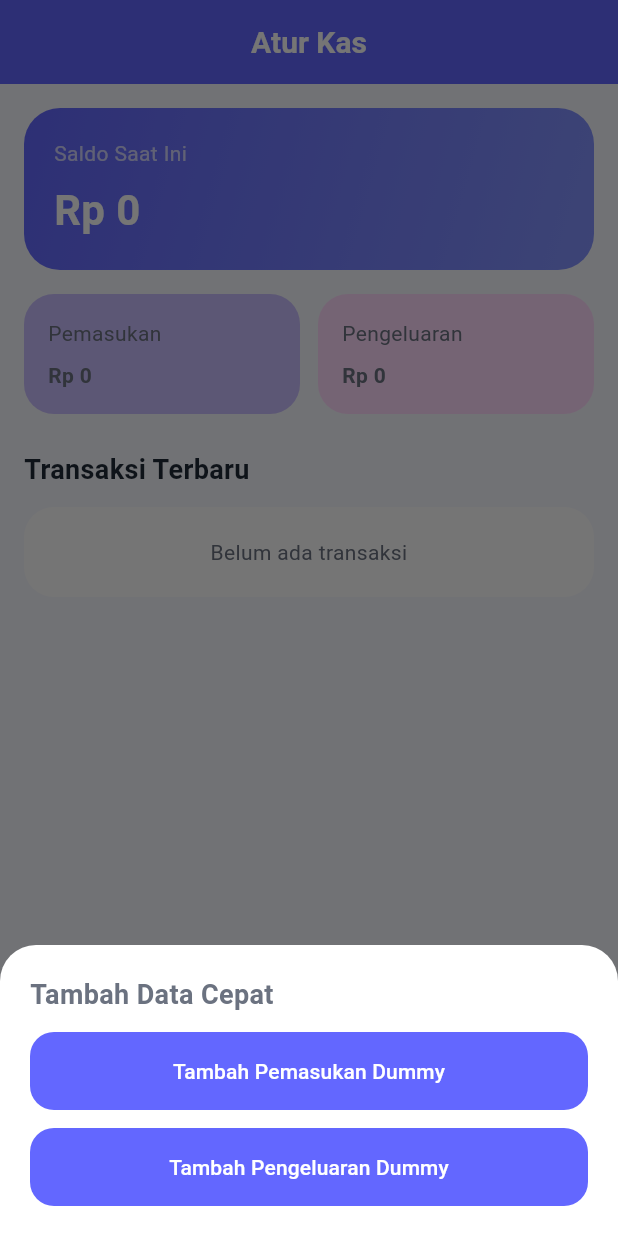
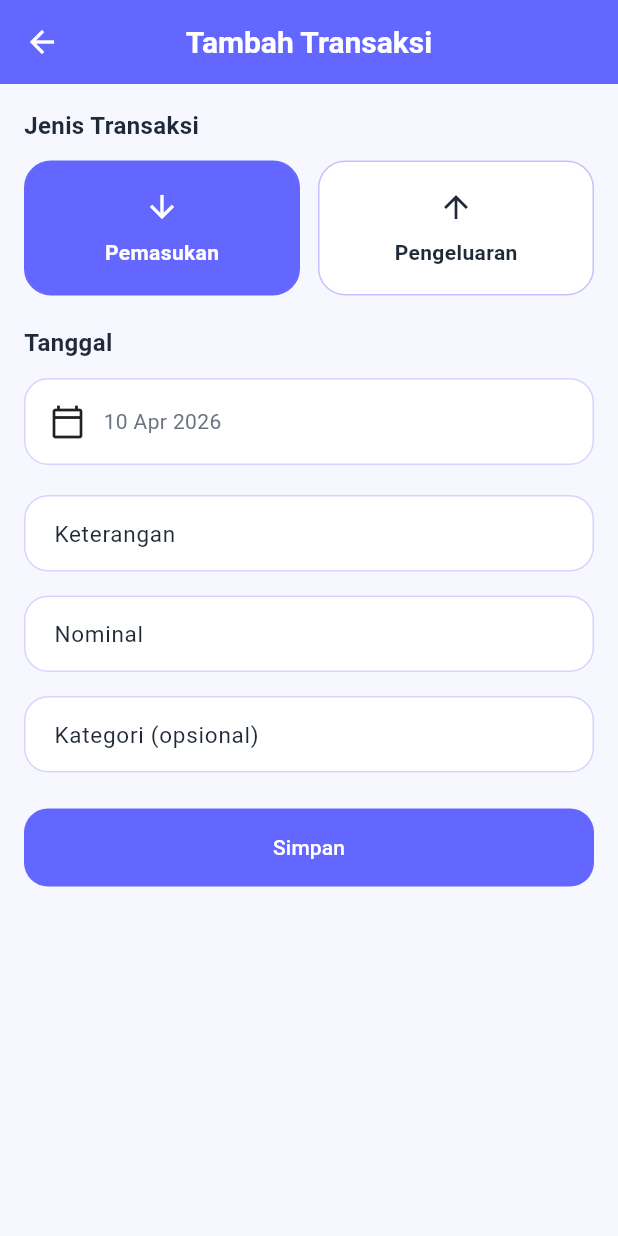
Before and after one commit to Itanurjanah39/atur-kas, a Flutter app: the screen it shows after launch, after a tap on the "add" icon, on a phone screen of 412 x 824 dp. Run offline on Flutter 3.47's test engine with Material 3 defaults, Android fonts, the phone set to English and light mode, and no system bars; our stand-ins replace get, get_storage.

Commit message:
create pemasukan dan pengeluaran

```diff
--- a/lib/main.dart
+++ b/lib/main.dart
@@ -1,6 +1,7 @@
 import 'package:flutter/material.dart';
 import 'package:get/get.dart';
 import 'package:get_storage/get_storage.dart';
+import 'package:intl/date_symbol_data_local.dart';
 
 import 'routes/app_pages.dart';
 import 'shared/themes/app_theme.dart';
@@ -8,6 +9,7 @@ import 'shared/themes/app_theme.dart';
 Future<void> main() async {
   WidgetsFlutterBinding.ensureInitialized();
   await GetStorage.init();
+  await initializeDateFormatting('id_ID', null);
 
   runApp(const MyApp());
 }
--- a/lib/modules/dashboard/views/dashboard_view.dart
+++ b/lib/modules/dashboard/views/dashboard_view.dart
@@ -1,3 +1,4 @@
+import 'package:atur_kas/routes/app_routes.dart';
 import 'package:flutter/material.dart';
 import 'package:get/get.dart';
 
@@ -155,60 +156,10 @@ class DashboardView extends GetView<TransaksiController> {
         );
       }),
       floatingActionButton: FloatingActionButton(
-        onPressed: () async {
-          await _showTambahDummyDialog();
+        onPressed: () {
+          Get.toNamed(AppRoutes.transaksiForm);
         },
         child: const Icon(Icons.add),
-      ),
-    );
-  }
-
-  Future<void> _showTambahDummyDialog() async {
-    await Get.bottomSheet(
-      Container(
-        padding: const EdgeInsets.all(20),
-        decoration: const BoxDecoration(
-          color: Colors.white,
-          borderRadius: BorderRadius.vertical(top: Radius.circular(24)),
-        ),
-        child: SafeArea(
-          top: false,
-          child: Wrap(
-            runSpacing: 12,
-            children: [
-              const Text(
-                'Tambah Data Cepat',
-                style: TextStyle(fontSize: 18, fontWeight: FontWeight.w700),
-              ),
-              ElevatedButton(
-                onPressed: () async {
-                  await controller.tambahTransaksi(
-                    tanggal: DateTime.now(),
-                    keterangan: 'Pemasukan Baru',
-                    nominal: 50000,
-                    tipe: 'pemasukan',
-                    kategori: 'Umum',
-                  );
-                  Get.back();
-                },
-                child: const Text('Tambah Pemasukan Dummy'),
-              ),
-              ElevatedButton(
-                onPressed: () async {
-                  await controller.tambahTransaksi(
-                    tanggal: DateTime.now(),
-                    keterangan: 'Pengeluaran Baru',
-                    nominal: 25000,
-                    tipe: 'pengeluaran',
-                    kategori: 'Belanja',
-                  );
-                  Get.back();
-                },
-                child: const Text('Tambah Pengeluaran Dummy'),
-              ),
-            ],
-          ),
-        ),
       ),
     );
   }
--- a/lib/modules/transaksi/bindings/transaksi_binding.dart
+++ b/lib/modules/transaksi/bindings/transaksi_binding.dart
@@ -1,10 +1,15 @@
 import 'package:get/get.dart';
 
 import '../controllers/transaksi_controller.dart';
+import '../controllers/transaksi_form_controller.dart';
 
 class TransaksiBinding extends Bindings {
   @override
   void dependencies() {
-    Get.lazyPut<TransaksiController>(() => TransaksiController());
+    if (!Get.isRegistered<TransaksiController>()) {
+      Get.lazyPut<TransaksiController>(() => TransaksiController());
+    }
+
+    Get.lazyPut<TransaksiFormController>(() => TransaksiFormController());
   }
 }
--- /dev/null
+++ b/lib/modules/transaksi/controllers/transaksi_form_controller.dart
@@ -0,0 +1,67 @@
+import 'package:flutter/material.dart';
+import 'package:get/get.dart';
+
+class TransaksiFormController extends GetxController {
+  final formKey = GlobalKey<FormState>();
+
+  final keteranganController = TextEditingController();
+  final nominalController = TextEditingController();
+  final kategoriController = TextEditingController();
+
+  final selectedTipe = 'pemasukan'.obs;
+  final selectedTanggal = DateTime.now().obs;
+
+  @override
+  void onClose() {
+    keteranganController.dispose();
+    nominalController.dispose();
+    kategoriController.dispose();
+    super.onClose();
+  }
+
+  void setTipe(String value) {
+    selectedTipe.value = value;
+  }
+
+  void setTanggal(DateTime value) {
+    selectedTanggal.value = value;
+  }
+
+  String? validateKeterangan(String? value) {
+    if (value == null || value.trim().isEmpty) {
+      return 'Keterangan wajib diisi';
+    }
+    return null;
+  }
+
+  String? validateNominal(String? value) {
+    if (value == null || value.trim().isEmpty) {
+      return 'Nominal wajib diisi';
+    }
+
+    final parsed = double.tryParse(
+      value.replaceAll('.', '').replaceAll(',', ''),
+    );
+
+    if (parsed == null || parsed <= 0) {
+      return 'Nominal tidak valid';
+    }
+
+    return null;
+  }
+
+  double parseNominal() {
+    final raw = nominalController.text
+        .replaceAll('.', '')
+        .replaceAll(',', '')
+        .trim();
+
+    return double.parse(raw);
+  }
+
+  String? get kategoriValue {
+    final value = kategoriController.text.trim();
+    if (value.isEmpty) return null;
+    return value;
+  }
+}
--- /dev/null
+++ b/lib/modules/transaksi/views/transaksi_form_view.dart
@@ -0,0 +1,226 @@
+import 'package:flutter/material.dart';
+import 'package:get/get.dart';
+
+import '../../../shared/themes/app_colors.dart';
+import '../../../shared/utils/date_helper.dart';
+import '../controllers/transaksi_controller.dart';
+import '../controllers/transaksi_form_controller.dart';
+
+class TransaksiFormView extends GetView<TransaksiFormController> {
+  const TransaksiFormView({super.key});
+
+  @override
+  Widget build(BuildContext context) {
+    final transaksiController = Get.find<TransaksiController>();
+
+    return Scaffold(
+      appBar: AppBar(title: const Text('Tambah Transaksi')),
+      body: Form(
+        key: controller.formKey,
+        child: ListView(
+          padding: const EdgeInsets.all(16),
+          children: [
+            const Text(
+              'Jenis Transaksi',
+              style: TextStyle(
+                fontSize: 16,
+                fontWeight: FontWeight.w600,
+                color: AppColors.black,
+              ),
+            ),
+            const SizedBox(height: 12),
+            Obx(
+              () => Row(
+                children: [
+                  Expanded(
+                    child: _TipeCard(
+                      title: 'Pemasukan',
+                      icon: Icons.arrow_downward,
+                      isSelected: controller.selectedTipe.value == 'pemasukan',
+                      onTap: () => controller.setTipe('pemasukan'),
+                    ),
+                  ),
+                  const SizedBox(width: 12),
+                  Expanded(
+                    child: _TipeCard(
+                      title: 'Pengeluaran',
+                      icon: Icons.arrow_upward,
+                      isSelected:
+                          controller.selectedTipe.value == 'pengeluaran',
+                      onTap: () => controller.setTipe('pengeluaran'),
+                    ),
+                  ),
+                ],
+              ),
+            ),
+            const SizedBox(height: 20),
+            const Text(
+              'Tanggal',
+              style: TextStyle(
+                fontSize: 16,
+                fontWeight: FontWeight.w600,
+                color: AppColors.black,
+              ),
+            ),
+            const SizedBox(height: 12),
+            Obx(
+              () => InkWell(
+                onTap: () async {
+                  final picked = await showDatePicker(
+                    context: context,
+                    initialDate: controller.selectedTanggal.value,
+                    firstDate: DateTime(2020),
+                    lastDate: DateTime(2100),
+                  );
+
+                  if (picked != null) {
+                    controller.setTanggal(picked);
+                  }
+                },
+                borderRadius: BorderRadius.circular(16),
+                child: Container(
+                  padding: const EdgeInsets.symmetric(
+                    horizontal: 16,
+                    vertical: 16,
+                  ),
+                  decoration: BoxDecoration(
+                    color: Colors.white,
+                    borderRadius: BorderRadius.circular(16),
+                    border: Border.all(
+                      color: AppColors.tertiary.withValues(alpha: 0.7),
+                    ),
+                  ),
+                  child: Row(
+                    children: [
+                      const Icon(Icons.calendar_today_outlined),
+                      const SizedBox(width: 12),
+                      Text(
+                        DateHelper.formatTanggal(
+                          controller.selectedTanggal.value,
+                        ),
+                      ),
+                    ],
+                  ),
+                ),
+              ),
+            ),
+            const SizedBox(height: 20),
+            TextFormField(
+              controller: controller.keteranganController,
+              validator: controller.validateKeterangan,
+              textInputAction: TextInputAction.next,
+              decoration: const InputDecoration(
+                labelText: 'Keterangan',
+                hintText: 'Contoh: Gaji bulanan',
+              ),
+            ),
+            const SizedBox(height: 16),
+            TextFormField(
+              controller: controller.nominalController,
+              validator: controller.validateNominal,
+              keyboardType: TextInputType.number,
+              textInputAction: TextInputAction.next,
+              decoration: const InputDecoration(
+                labelText: 'Nominal',
+                hintText: 'Contoh: 50000',
+              ),
+            ),
+            const SizedBox(height: 16),
+            Obx(
+              () => TextFormField(
+                controller: controller.kategoriController,
+                textInputAction: TextInputAction.done,
+                decoration: InputDecoration(
+                  labelText: controller.selectedTipe.value == 'pengeluaran'
+                      ? 'Kategori'
+                      : 'Kategori (opsional)',
+                  hintText: controller.selectedTipe.value == 'pengeluaran'
+                      ? 'Contoh: Makan, Transport'
+                      : 'Contoh: Gaji, Bonus',
+                ),
+              ),
+            ),
+            const SizedBox(height: 24),
+            ElevatedButton(
+              onPressed: () async {
+                final isValid =
+                    controller.formKey.currentState?.validate() ?? false;
+
+                if (!isValid) return;
+
+                await transaksiController.tambahTransaksi(
+                  tanggal: controller.selectedTanggal.value,
+                  keterangan: controller.keteranganController.text.trim(),
+                  nominal: controller.parseNominal(),
+                  tipe: controller.selectedTipe.value,
+                  kategori: controller.kategoriValue,
+                );
+
+                Get.back();
+
+                Get.snackbar(
+                  'Berhasil',
+                  'Transaksi berhasil ditambahkan',
+                  snackPosition: SnackPosition.BOTTOM,
+                  backgroundColor: AppColors.primary,
+                  colorText: Colors.white,
+                  margin: const EdgeInsets.all(16),
+                  borderRadius: 12,
+                );
+              },
+              child: const Text('Simpan'),
+            ),
+          ],
+        ),
+      ),
+    );
+  }
+}
+
+class _TipeCard extends StatelessWidget {
+  final String title;
+  final IconData icon;
+  final bool isSelected;
+  final VoidCallback onTap;
+
+  const _TipeCard({
+    required this.title,
+    required this.icon,
+    required this.isSelected,
+    required this.onTap,
+  });
+
+  @override
+  Widget build(BuildContext context) {
+    final backgroundColor = isSelected ? AppColors.primary : Colors.white;
+    final foregroundColor = isSelected ? Colors.white : AppColors.black;
+
+    return InkWell(
+      onTap: onTap,
+      borderRadius: BorderRadius.circular(18),
+      child: Container(
+        padding: const EdgeInsets.symmetric(vertical: 18),
+        decoration: BoxDecoration(
+          color: backgroundColor,
+          borderRadius: BorderRadius.circular(18),
+          border: Border.all(
+            color: isSelected ? AppColors.primary : AppColors.tertiary,
+          ),
+        ),
+        child: Column(
+          children: [
+            Icon(icon, color: foregroundColor),
+            const SizedBox(height: 8),
+            Text(
+              title,
+              style: TextStyle(
+                color: foregroundColor,
+                fontWeight: FontWeight.w600,
+              ),
+            ),
+          ],
+        ),
+      ),
+    );
+  }
+}
--- a/lib/routes/app_pages.dart
+++ b/lib/routes/app_pages.dart
@@ -1,3 +1,5 @@
+import 'package:atur_kas/modules/transaksi/bindings/transaksi_binding.dart';
+import 'package:atur_kas/modules/transaksi/views/transaksi_form_view.dart';
 import 'package:get/get.dart';
 
 import '../modules/dashboard/bindings/dashboard_binding.dart';
@@ -15,5 +17,10 @@ class AppPages {
       page: () => const DashboardView(),
       binding: DashboardBinding(),
     ),
+    GetPage(
+      name: AppRoutes.transaksiForm,
+      page: () => const TransaksiFormView(),
+      binding: TransaksiBinding(),
+    ),
   ];
 }
--- a/lib/routes/app_routes.dart
+++ b/lib/routes/app_routes.dart
@@ -1,6 +1,4 @@
 abstract class AppRoutes {
   static const dashboard = '/dashboard';
-  static const pemasukan = '/pemasukan';
-  static const pengeluaran = '/pengeluaran';
-  static const laporan = '/laporan';
+  static const transaksiForm = '/transaksi-form';
 }
--- a/lib/shared/themes/app_theme.dart
+++ b/lib/shared/themes/app_theme.dart
@@ -42,7 +42,9 @@ class AppTheme {
         ),
         enabledBorder: OutlineInputBorder(
           borderRadius: BorderRadius.circular(16),
-          borderSide: BorderSide(color: AppColors.tertiary.withOpacity(0.7)),
+          borderSide: BorderSide(
+            color: AppColors.tertiary.withValues(alpha: 0.7),
+          ),
         ),
         focusedBorder: OutlineInputBorder(
           borderRadius: BorderRadius.circular(16),
--- /dev/null
+++ b/lib/shared/utils/date_helper.dart
@@ -0,0 +1,9 @@
+import 'package:intl/intl.dart';
+
+class DateHelper {
+  DateHelper._();
+
+  static String formatTanggal(DateTime value) {
+    return DateFormat('dd MMM yyyy', 'id_ID').format(value);
+  }
+}
```
